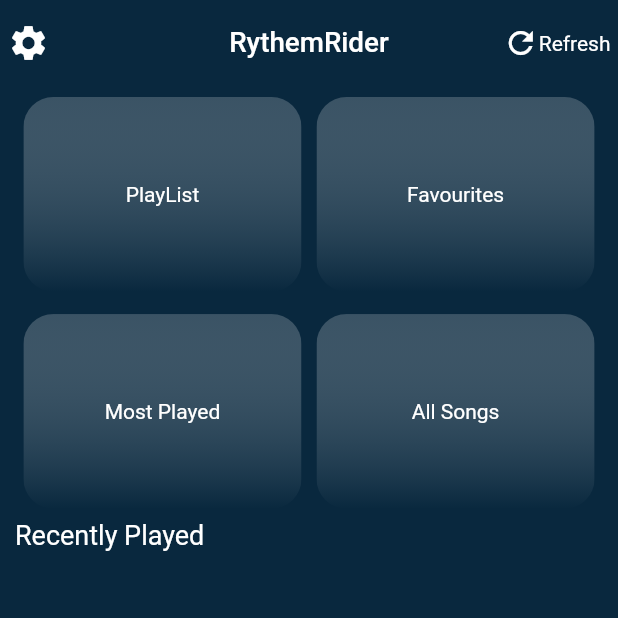
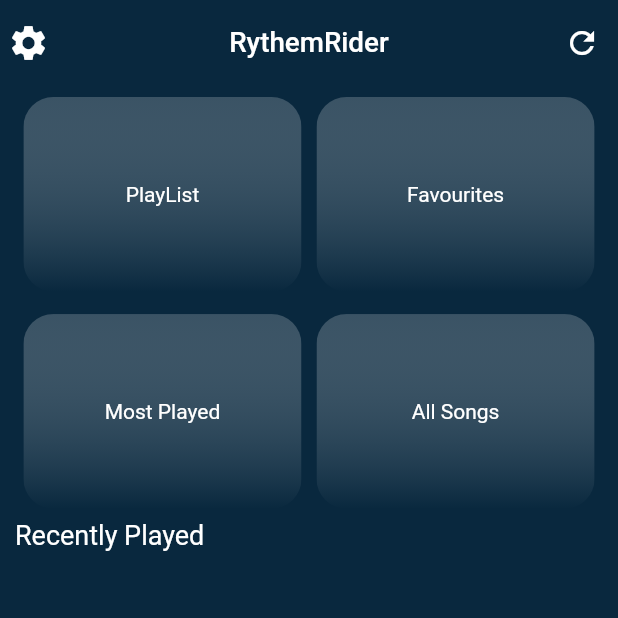
Before and after one commit to rahulvijay333/Music-player-Bloc, a Flutter app: the screen it shows after launch, on a phone screen of 412 x 824 dp, the top half of it. Run offline on Flutter 3.47's test engine with Material 2 defaults, Android fonts, the phone set to English and light mode, and no system bars; our stand-ins replace audio_video_progress_bar, bloc, flutter_bloc, hive_flutter, just_audio, on_audio_query and 2 more; accounts and stored records are empty.

Commit message:
4.0 update - homepage refresh logo changed

```diff
--- a/hive_music_player/lib/presentation/home/screen_home.dart
+++ b/hive_music_player/lib/presentation/home/screen_home.dart
@@ -75,35 +75,24 @@ class _ScreenHomeState extends State<ScreenHome> {
                           size: 28,
                         )),
                   ),
-                  widgetRight: GestureDetector(
-                    onTap: () async {
+                  widgetRight: IconButton(
+                      onPressed: () async {
                         await refreshAllSongs();
-                      ScaffoldMessenger.of(context).showSnackBar(const SnackBar(
+                        ScaffoldMessenger.of(context).showSnackBar(
+                            const SnackBar(
                                 margin: EdgeInsetsDirectional.all(15),
                                 behavior: SnackBarBehavior.floating,
                                 duration: Duration(seconds: 1),
                                 content: Text('Songs Refreshed')));
                       },
-                    child: const Row(
-                      children: [
-                        Icon(
+                      icon: const Icon(
                         Icons.refresh,
                         color: Colors.white,
-                        ),
-                        Text(
-                          'Refresh',
-                          style: TextStyle(color: Colors.white),
-                        ),
-                        SizedBox(
-                          width: 5,
-                        )
-                      ],
-                    ),
-                  ),
+                      )),
                 ),
                 Expanded(
                   child: Padding(
-                    padding: EdgeInsets.only(left: 10, right: 10),
+                    padding: const EdgeInsets.only(left: 10, right: 10),
                     child: Column(
                       crossAxisAlignment: CrossAxisAlignment.start,
                       children: [
@@ -163,7 +152,8 @@ class _ScreenHomeState extends State<ScreenHome> {
                                 children: [
                                   GestureDetector(
                                     onTap: () {
-                                      BlocProvider.of<MostlyPlayedBloc>(context).add(GetMostlyPlayed());
+                                      BlocProvider.of<MostlyPlayedBloc>(context)
+                                          .add(GetMostlyPlayed());
                                       Navigator.of(context)
                                           .push(MaterialPageRoute(
                                         builder: (context) {
--- a/hive_music_player/pubspec.yaml
+++ b/hive_music_player/pubspec.yaml
@@ -17,7 +17,7 @@ publish_to: 'none' # Remove this line if you wish to publish to pub.dev
 # https://developer.apple.com/library/archive/documentation/General/Reference/InfoPlistKeyReference/Articles/CoreFoundationKeys.html
 # In Windows, build-name is used as the major, minor, and patch parts
 # of the product and file versions while build-number is used as the blsuild suffix.
-version: 1.0.3+3
+version: 1.0.4+4
 environment:
   sdk: '>=2.18.6 <3.0.0'
 
```
Lines whose indentation alone changed are shown as unchanged.
